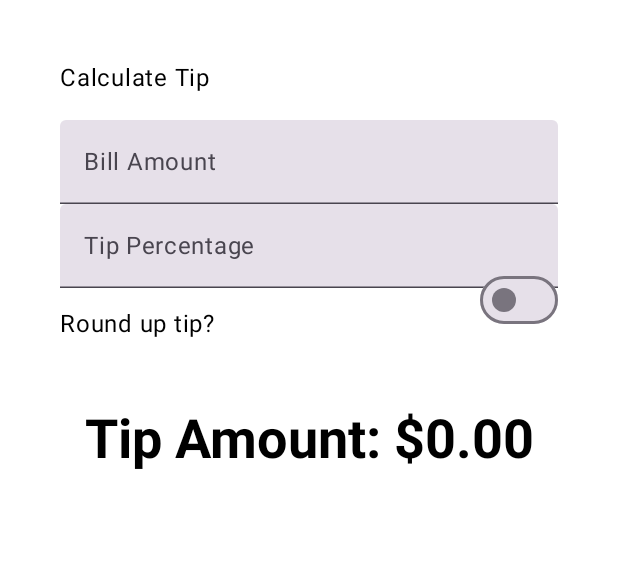
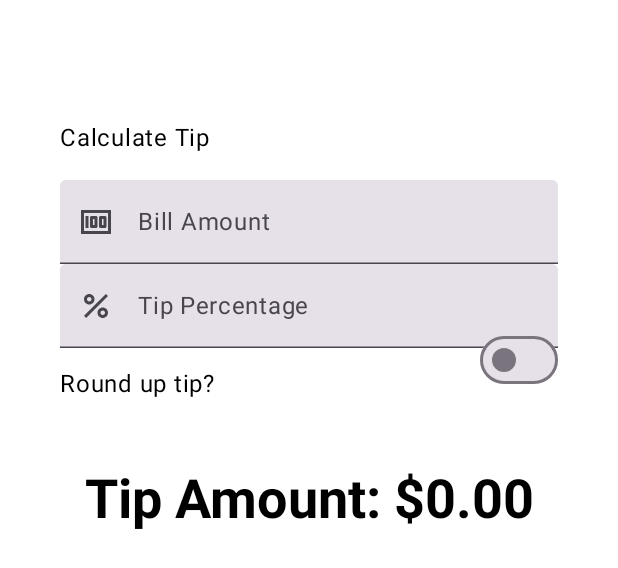
Before and after one commit to FayeDe/8INF865H2025_AD, an Android app built with Jetpack Compose: the @Preview function TipTimeLayoutPreview, on a phone screen of 412 x 824 dp. Shown: the top 568 px of the screen. Run offline under Robolectric (Android 15) with nearby library versions, the phone set to English and light mode, and no system bars.

Commit message:
Ex2 Step 8

```diff
--- a/app/src/main/java/com/example/tiptime/MainActivity.kt
+++ b/app/src/main/java/com/example/tiptime/MainActivity.kt
@@ -19,6 +19,7 @@ import android.os.Bundle
 import androidx.activity.ComponentActivity
 import androidx.activity.compose.setContent
 import androidx.activity.enableEdgeToEdge
+import androidx.annotation.DrawableRes
 import androidx.annotation.StringRes
 import androidx.compose.foundation.layout.Arrangement
 import androidx.compose.foundation.layout.Column
@@ -47,9 +48,13 @@ import androidx.compose.runtime.remember
 import androidx.compose.foundation.layout.Row
 import androidx.compose.foundation.layout.size
 import androidx.compose.foundation.layout.wrapContentWidth
+import androidx.compose.foundation.rememberScrollState
+import androidx.compose.foundation.verticalScroll
+import androidx.compose.material3.Icon
 import androidx.compose.material3.Switch
 import androidx.compose.runtime.getValue
 import androidx.compose.runtime.setValue
+import androidx.compose.ui.res.painterResource
 import androidx.compose.ui.text.input.ImeAction
 import androidx.compose.ui.text.input.KeyboardType
 import com.example.tiptime.ui.theme.TipTimeTheme
@@ -81,9 +86,8 @@ fun TipTimeLayout() {
     val tip = calculateTip(amount, tipPercent, roundUp)
     Column(
         modifier = Modifier
-            .statusBarsPadding()
-            .padding(horizontal = 40.dp)
-            .safeDrawingPadding(),
+            .padding(40.dp)
+            .verticalScroll(rememberScrollState()),
         horizontalAlignment = Alignment.CenterHorizontally,
         verticalArrangement = Arrangement.Center
     ) {
@@ -95,6 +99,7 @@ fun TipTimeLayout() {
         )
         EditNumberField(
             label = R.string.bill_amount,
+            leadingIcon = R.drawable.money,
             keyboardOptions = KeyboardOptions.Default.copy(
                 keyboardType = KeyboardType.Number,
                 imeAction = ImeAction.Next
@@ -106,6 +111,7 @@ fun TipTimeLayout() {
                 .fillMaxWidth())
         EditNumberField(
             label = R.string.how_was_the_service,
+            leadingIcon = R.drawable.percent,
             keyboardOptions = KeyboardOptions.Default.copy(
                 keyboardType = KeyboardType.Number,
                 imeAction = ImeAction.Done
@@ -143,6 +149,7 @@ private fun calculateTip(amount: Double, tipPercent: Double = 15.0, roundUp: Boo
 @Composable
 fun EditNumberField(
     @StringRes label: Int,
+    @DrawableRes leadingIcon: Int,
     value: String,
     onValueChange: (String) -> Unit,
     keyboardOptions: KeyboardOptions,
@@ -150,6 +157,7 @@ fun EditNumberField(
 ) {
     TextField(
         value = value,
+        leadingIcon = { Icon(painter = painterResource(id = leadingIcon), null) },
         onValueChange = onValueChange,
         label = { Text(stringResource(label)) },
         modifier = Modifier.fillMaxWidth(),
```
